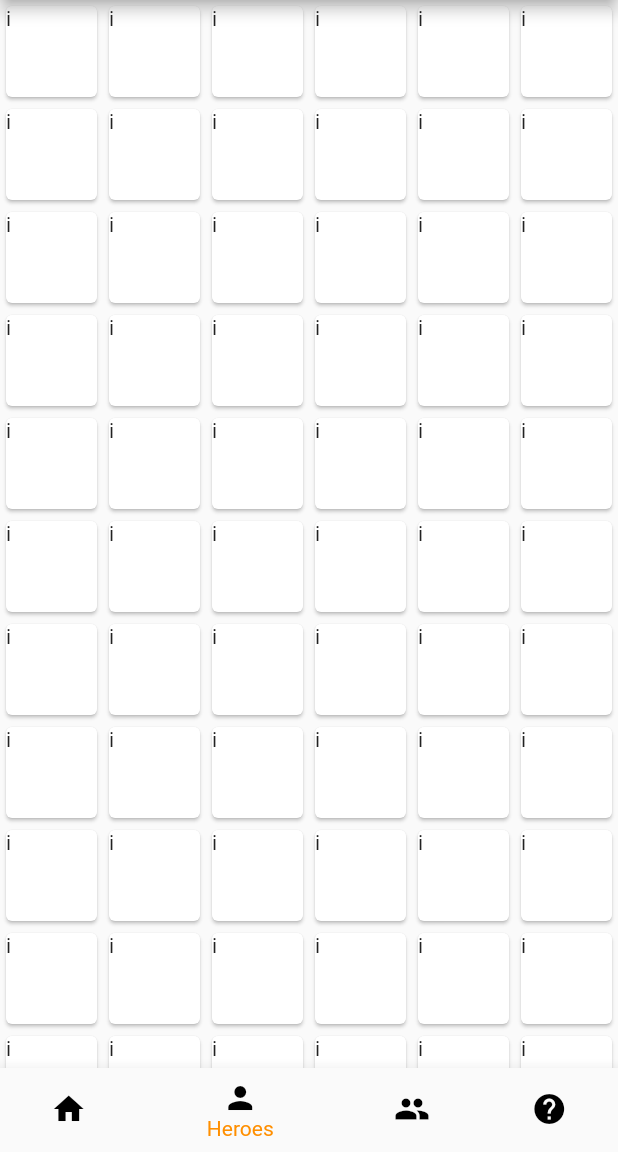
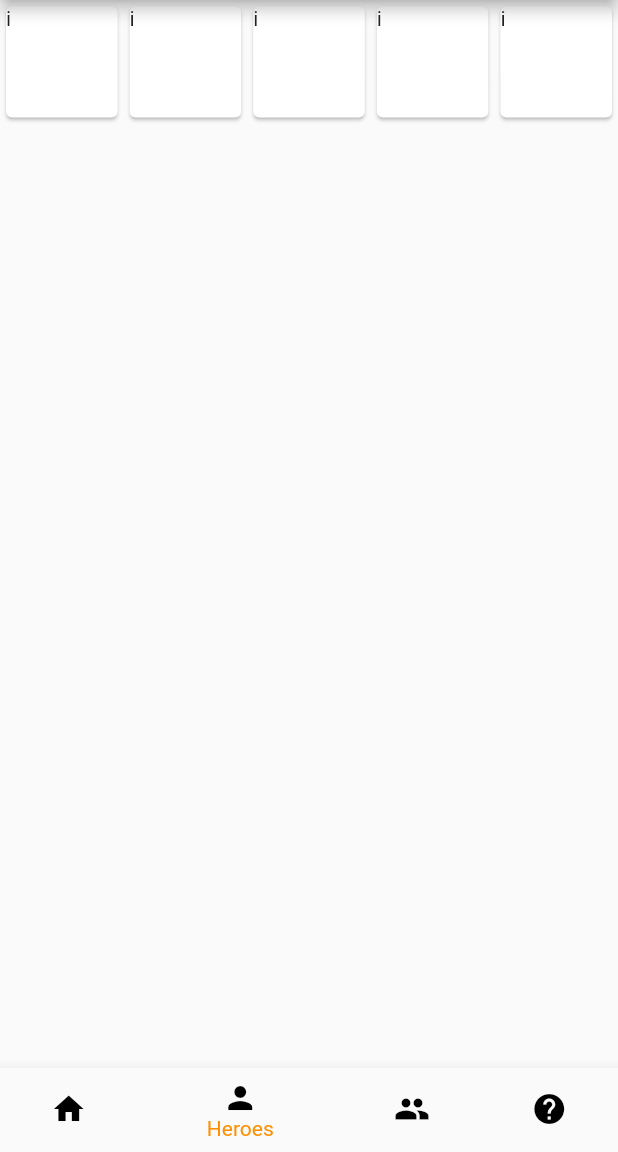
Before and after one commit to tomkastek/GachaBase, a Flutter app: the screen it shows after launch, item 2 of the bottom bar chosen, on a phone screen of 412 x 824 dp, the part 84-1236 px from its top. Run offline on Flutter 3.47's test engine with Material 2 defaults, Android fonts, the phone set to English and light mode, and no system bars.

Commit message:
init character model

```diff
--- a/lib/characters_page.dart
+++ b/lib/characters_page.dart
@@ -1,3 +1,4 @@
+import 'package:app/model/hero_database.dart';
 import 'package:flutter/material.dart';
 
 class CharactersPage extends StatelessWidget {
@@ -5,14 +6,16 @@ class CharactersPage extends StatelessWidget {
 
   @override
   Widget build(BuildContext context) {
+    var characters = CharacterDatabase();
+
     return GridView.builder(
         gridDelegate:
-            SliverGridDelegateWithFixedCrossAxisCount(crossAxisCount: 6),
+            SliverGridDelegateWithFixedCrossAxisCount(crossAxisCount: 5),
         itemBuilder: (context, index) {
           return Card(
             child: Text('i'),
           );
         },
-    itemCount: 80,);
+    itemCount: characters.characterCount,);
   }
 }
--- /dev/null
+++ b/lib/model/character.dart
@@ -0,0 +1,3 @@
+class Character {
+
+}
--- /dev/null
+++ b/lib/model/hero_database.dart
@@ -0,0 +1,8 @@
+import 'package:app/model/character.dart';
+import 'package:flutter/material.dart';
+
+class CharacterDatabase {
+  final List<Character> _characters = [Character(), Character(), Character(), Character(), Character()];
+
+  int get characterCount => _characters.length;
+}
```
